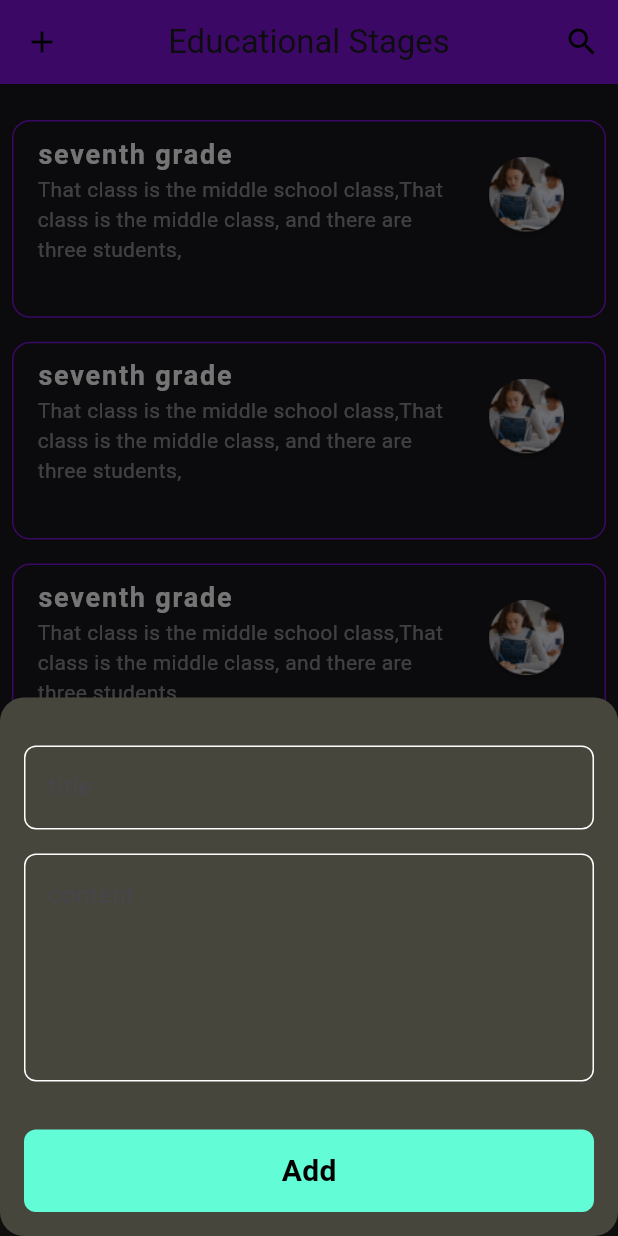
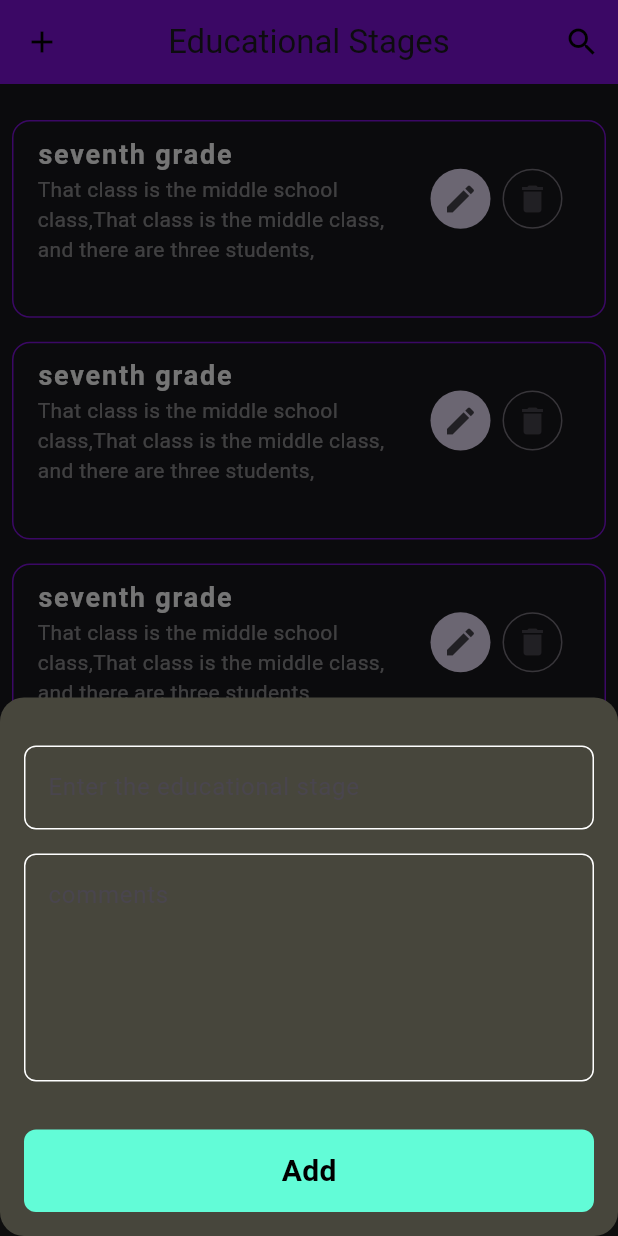
Before and after one commit to Fadyemil/Drosak_App, a Flutter app: the screen it shows after launch, after a tap on the "add" icon, on a phone screen of 412 x 824 dp. Run offline on Flutter 3.47's test engine with Material 3 defaults, Android fonts, the phone set to English and light mode, and no system bars; drawn by our look-alikes of curved_navigation_bar; our stand-ins replace flutter_bloc, flutter_svg.

Commit message:
edit in educational_stages desing

```diff
--- a/lib/presentation_layer/screen/educational_stages.dart
+++ b/lib/presentation_layer/screen/educational_stages.dart
@@ -25,7 +25,11 @@ class EducationalStages extends StatelessWidget {
                 ),
                 context: context,
                 builder: (context) {
-                  return EdStBottmSheet();
+                  return GestureDetector(
+                      onTap: () {
+                        FocusScope.of(context).unfocus();
+                      },
+                      child: EdStBottmSheet());
                 },
               );
             },
--- a/lib/presentation_layer/widget/educational_stages_widget/add_ed_st_form.dart
+++ b/lib/presentation_layer/widget/educational_stages_widget/add_ed_st_form.dart
@@ -31,7 +31,7 @@ class _AddEdStFormState extends State<AddEdStForm> {
             onSaved: (value) {
               title = value;
             },
-            hint: 'title',
+            hint: 'Enter the educational stage',
           ),
           const SizedBox(
             height: 16,
@@ -40,7 +40,7 @@ class _AddEdStFormState extends State<AddEdStForm> {
             onSaved: (value) {
               subTitle = value;
             },
-            hint: 'content',
+            hint: 'comments',
             maxLines: 5,
           ),
           const SizedBox(
--- a/lib/presentation_layer/widget/educational_stages_widget/ed_st_item_body.dart
+++ b/lib/presentation_layer/widget/educational_stages_widget/ed_st_item_body.dart
@@ -38,7 +38,19 @@ for example.''',
               fontSize: 14,
             ),
           ),
-          trailing: Image.asset('assets/images/test.png')),
-    );
+          trailing: Row(
+            mainAxisSize: MainAxisSize.min,
+            children: [
+              IconButton.filledTonal(
+                onPressed: () {},
+                icon: Icon(Icons.edit),
+              ),
+              IconButton.outlined(
+                onPressed: () {},
+                icon: Icon(Icons.delete),
+              )
+            ],
+          ),
+        ));
   }
 }
```
Lines whose indentation alone changed are shown as unchanged.
